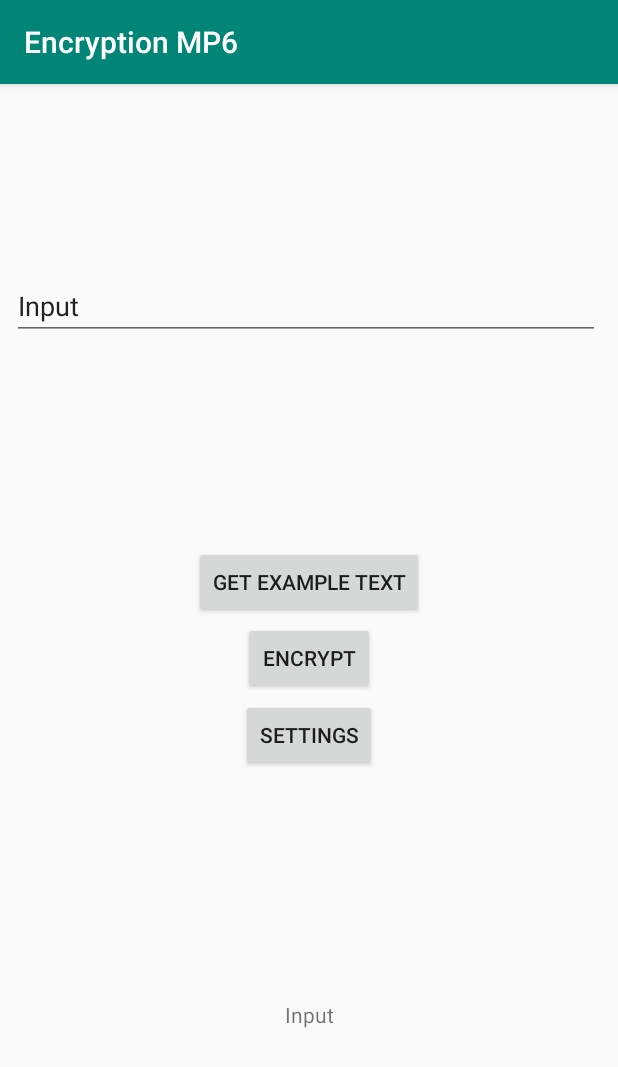
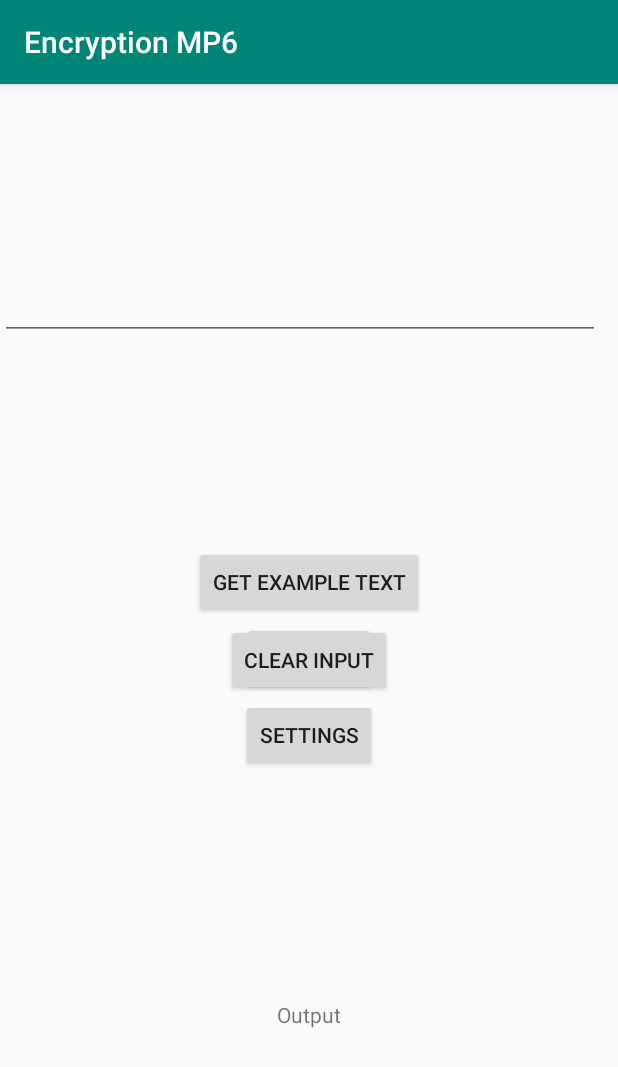
Before and after one commit to jbao8899/MP6_Encryption_Jeremy_Bao_and_Emma_Yu, an Android app: the screen it shows after launch (MainActivity), after a tap on "ENCRYPT", on a phone screen of 412 x 824 dp. Shown: the top 1067 px of the screen. Run offline under Robolectric (Android 15) with nearby library versions, the phone set to English and light mode, and no system bars; our stand-ins replace Volley; network calls fail; 2 other taps on this screen came first.

Commit message:
can clear input

```diff
--- a/app/src/main/java/com/example/jbao8/encryptionmp6/MainActivity.java
+++ b/app/src/main/java/com/example/jbao8/encryptionmp6/MainActivity.java
@@ -116,6 +116,10 @@ public class MainActivity extends AppCompatActivity {
         Intent myIntent = new Intent(getBaseContext(), Settings_Vertical.class); // not working?
         startActivity(myIntent);
     }
+    public void clearInput(View clearInputButton) {
+        EditText input = findViewById(R.id.Input);
+        input.setText("");
+    }
     public void getExampleText(View apiButton) {
         String url = "http://labs.bible.org/api/?passage=random&type=json";
         Log.d(TAG, "called getExampleText");
--- a/app/src/main/res/layout/activity_main.xml
+++ b/app/src/main/res/layout/activity_main.xml
@@ -43,17 +43,15 @@
 
     <EditText
         android:id="@+id/Input"
-        android:scrollbars = "vertical"
         android:layout_width="match_parent"
         android:layout_height="wrap_content"
-        android:layout_marginStart="8dp"
-        android:layout_marginLeft="8dp"
         android:layout_marginTop="8dp"
         android:layout_marginEnd="12dp"
         android:layout_marginRight="12dp"
         android:layout_marginBottom="480dp"
         android:ems="10"
         android:inputType="textMultiLine"
+        android:scrollbars="vertical"
         android:text="@string/input"
         app:layout_constraintBottom_toBottomOf="parent"
         app:layout_constraintEnd_toEndOf="parent"
@@ -78,7 +76,7 @@
         app:layout_constraintTop_toTopOf="parent" />
 
     <Button
-        android:id="@+id/decrypt"
+        android:id="@+id/Decrypt"
         android:layout_width="wrap_content"
         android:layout_height="wrap_content"
         android:layout_marginStart="148dp"
@@ -93,6 +91,19 @@
         app:layout_constraintEnd_toEndOf="parent"
         app:layout_constraintStart_toStartOf="parent"
         app:layout_constraintTop_toBottomOf="@+id/Settings" />
+
+    <Button
+        android:id="@+id/ClearInput"
+        android:layout_width="wrap_content"
+        android:layout_height="wrap_content"
+        android:onClick="clearInput"
+        android:text="Clear input"
+        tools:layout_editor_absoluteX="154dp"
+        tools:layout_editor_absoluteY="384dp"
+        app:layout_constraintBottom_toBottomOf="parent"
+        app:layout_constraintEnd_toEndOf="parent"
+        app:layout_constraintStart_toStartOf="parent"
+        app:layout_constraintTop_toTopOf="parent" />
 
     <Button
         android:id="@+id/getExampleText"
```
